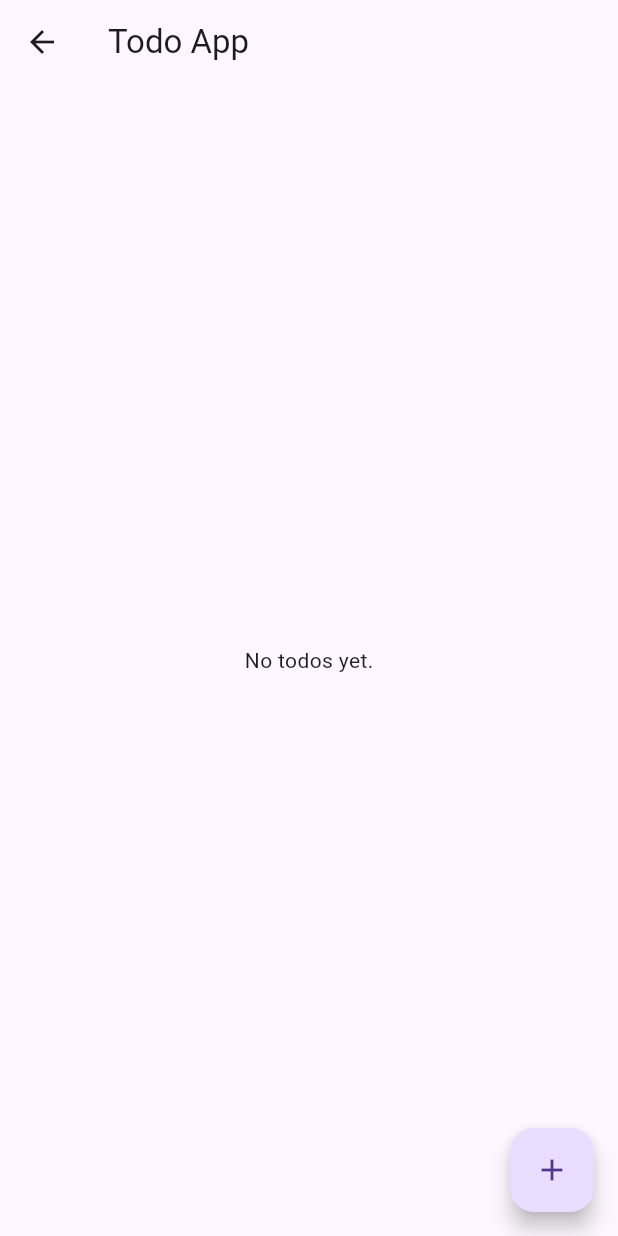
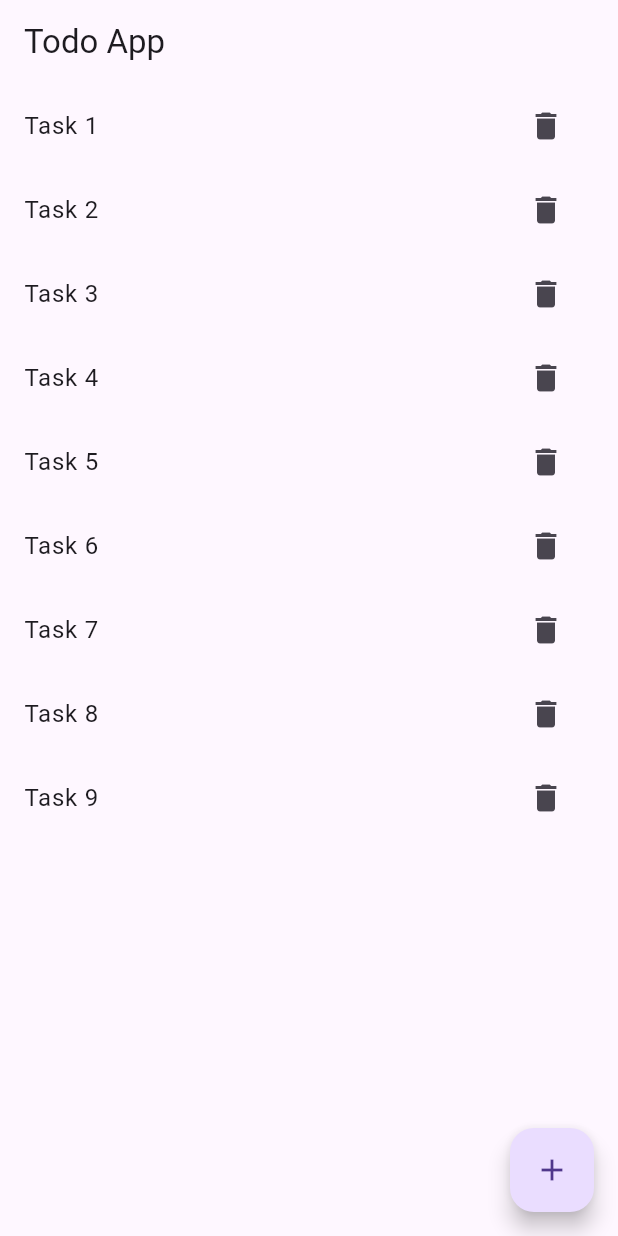
Before and after one commit to axiftaj/FLutter-Bloc-Tutorials, a Flutter app: the ToDoScreen screen opened directly, after a tap on the "add" icon, after a tap on the "delete" icon, on a phone screen of 412 x 824 dp. Run offline on Flutter 3.47's test engine with Material 3 defaults, Android fonts, the phone set to English and light mode, and no system bars; our stand-ins replace bloc, equatable, flutter_bloc, formz, image_picker.

Commit message:
todo example code update

```diff
--- a/lib/bloc/todo/to_do_bloc.dart
+++ b/lib/bloc/todo/to_do_bloc.dart
@@ -20,7 +20,7 @@ class ToDoBloc extends Bloc<ToDoEvent, ToDoState> {
   }
 
   void _removeEvent(RemoveTodoEvent event, Emitter<ToDoState> emit){
-    todos.removeAt(event.index);
+    todos.remove(event.index);
     emit(state.copyWith(todos: List.from(todos)  ));
   }
 
--- a/lib/bloc/todo/to_do_event.dart
+++ b/lib/bloc/todo/to_do_event.dart
@@ -1,6 +1,3 @@
-
-
-
 import 'package:equatable/equatable.dart';
 
 abstract class ToDoEvent extends Equatable {
@@ -17,9 +14,8 @@ class AddTodoEvent extends ToDoEvent {
 }
 
 class RemoveTodoEvent extends ToDoEvent {
-  final int index;
-
-  RemoveTodoEvent(this.index);
+  final Object index;
+  const RemoveTodoEvent(this.index);
 
   @override
   List<Object?> get props => [index];
--- a/lib/main.dart
+++ b/lib/main.dart
@@ -6,6 +6,7 @@ import 'package:bloc_tutorials/bloc/switch_bloc/switch_bloc.dart';
 import 'package:bloc_tutorials/view/counter/counter_screen.dart';
 import 'package:bloc_tutorials/view/image_picker/image_picker_screen.dart';
 import 'package:bloc_tutorials/view/switch_button%20/switch_widget.dart';
+import 'package:bloc_tutorials/view/todo/to_do_screen/to_do_screen.dart';
 
 
 import 'package:flutter/material.dart';
@@ -37,7 +38,7 @@ class MyApp extends StatelessWidget {
           theme: ThemeData(
             primarySwatch: Colors.blue,
           ),
-          home:  ImagePickerScreen(),
+          home:  ToDoScreen(),
         ));
   }
 }
--- a/lib/view/image_picker/image_picker_screen.dart
+++ b/lib/view/image_picker/image_picker_screen.dart
@@ -14,6 +14,7 @@ class ImagePickerScreen extends StatefulWidget {
 }
 
 class _ImagePickerScreenState extends State<ImagePickerScreen> {
+
   @override
   Widget build(BuildContext context) {
     return  Scaffold(
@@ -22,7 +23,7 @@ class _ImagePickerScreenState extends State<ImagePickerScreen> {
             builder: (context, state){
               return state.file == null ? InkWell(
                 onTap: (){
-                  context.read<ImagePickerBloc>().add(CameraCapture());
+                  context.read<ImagePickerBloc>().add(GalleryPicker());
                 },
                 child: const CircleAvatar(
                   radius: 20,
--- a/lib/view/todo/to_do_screen/to_do_screen.dart
+++ b/lib/view/todo/to_do_screen/to_do_screen.dart
@@ -33,55 +33,26 @@ class _ToDoScreenState extends State<ToDoScreen> {
                   trailing: IconButton(
                     icon: const Icon(Icons.delete),
                     onPressed: () {
-                      BlocProvider.of<ToDoBloc>(context)
-                          .add(RemoveTodoEvent(index));
+                      BlocProvider.of<ToDoBloc>(context).add(RemoveTodoEvent(state.todos[index]));
                     },
                   ),
                 );
               },
             );
           } else {
-            return Center(
+            return const Center(
               child: Text('Unknown state.'),
             );
           }
         },
       ),
       floatingActionButton: FloatingActionButton(
-        onPressed: () async {
-
-          BlocProvider.of<ToDoBloc>(context).add(AddTodoEvent('hello'));
-          // String task = await showDialog(
-          //   context: context,
-          //   builder: (BuildContext context) {
-          //     return AlertDialog(
-          //       title: Text('Add Todo'),
-          //       content: TextField(
-          //         onChanged: (value) {},
-          //       ),
-          //       actions: [
-          //         TextButton(
-          //           onPressed: () {
-          //             Navigator.pop(context);
-          //           },
-          //           child: Text('Cancel'),
-          //         ),
-          //         TextButton(
-          //           onPressed: () {
-          //             Navigator.pop(context, "Task added!");
-          //           },
-          //           child: Text('Add'),
-          //         ),
-          //       ],
-          //     );
-          //   },
-          // );
-          //
-          // if (task != null && task.isNotEmpty) {
-          //
-          // }
+        onPressed: ()  {
+          for(int i = 0 ; i < 10 ; i++ ){
+            BlocProvider.of<ToDoBloc>(context).add(AddTodoEvent('Task $i'));
+          }
         },
-        child: Icon(Icons.add),
+        child: const Icon(Icons.add),
       ),
     );
   }
```
Also changed, not shown: 1 other file.
